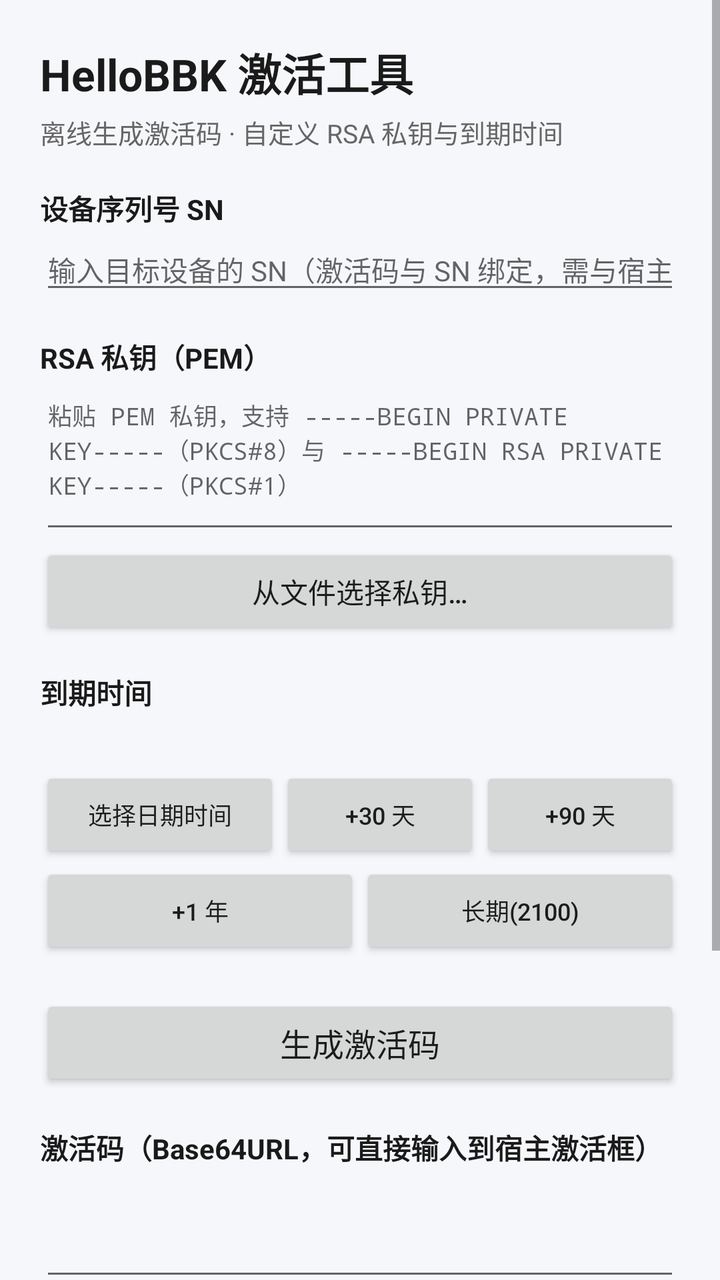
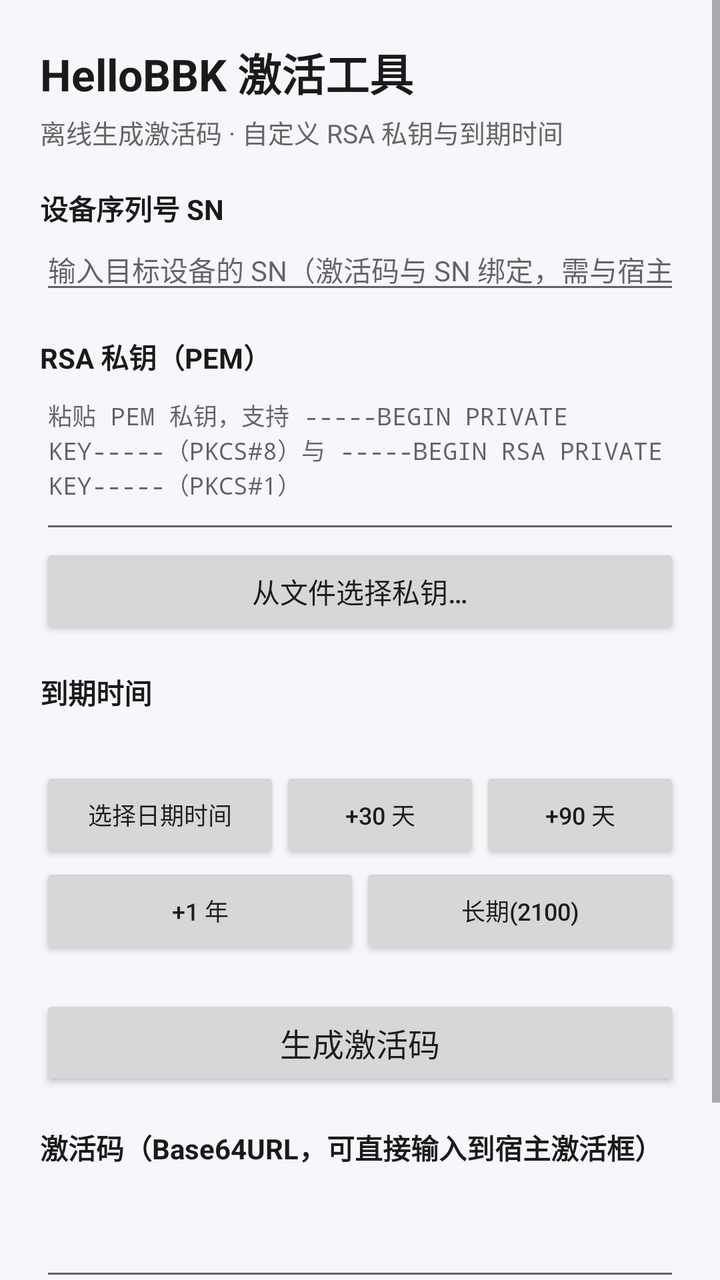

Before-and-after screenshots of an Android layout around one commit, followed by the original layout XML and the change that was made.
<!-- AndroidManifest.xml: application theme Theme.HelloBBK -->
<!-- res/layout/activity_main.xml -->
<?xml version="1.0" encoding="utf-8"?>
<ScrollView xmlns:android="http://schemas.android.com/apk/res/android"
    android:layout_width="match_parent"
    android:layout_height="match_parent"
    android:fillViewport="true">

    <LinearLayout
        android:layout_width="match_parent"
        android:layout_height="wrap_content"
        android:orientation="vertical"
        android:padding="20dp">

        <TextView
            android:layout_width="match_parent"
            android:layout_height="wrap_content"
            android:text="@string/app_name"
            android:textSize="22sp"
            android:textStyle="bold"
            android:textColor="@color/text_primary" />

        <TextView
            android:layout_width="match_parent"
            android:layout_height="wrap_content"
            android:text="@string/subtitle"
            android:textSize="13sp"
            android:textColor="@color/text_secondary"
            android:paddingTop="4dp"
            android:paddingBottom="18dp" />

        
        <TextView
            android:layout_width="match_parent"
            android:layout_height="wrap_content"
            android:text="@string/label_sn"
            android:textSize="14sp"
            android:textStyle="bold"
            android:textColor="@color/text_primary" />
        <EditText
            android:id="@+id/etSn"
            android:layout_width="match_parent"
            android:layout_height="wrap_content"
            android:hint="@string/hint_sn"
            android:inputType="text"
            android:textSize="14sp"
            android:maxLines="1" />

        
        <TextView
            android:layout_width="match_parent"
            android:layout_height="wrap_content"
            android:text="@string/label_key"
            android:textSize="14sp"
            android:textStyle="bold"
            android:textColor="@color/text_primary"
            android:paddingTop="16dp" />
        <EditText
            android:id="@+id/etKey"
            android:layout_width="match_parent"
            android:layout_height="wrap_content"
            android:hint="@string/hint_key"
            android:inputType="textMultiLine|textNoSuggestions"
            android:fontFamily="monospace"
            android:textSize="12sp"
            android:minLines="4"
            android:maxLines="9"
            android:gravity="top"
            android:scrollbars="vertical"
            />
        <Button
            android:id="@+id/btnLoadKey"
            android:layout_width="match_parent"
            android:layout_height="wrap_content"
            android:text="@string/btn_load_key"
            android:textAllCaps="false" />

        
        <TextView
            android:layout_width="match_parent"
            android:layout_height="wrap_content"
            android:text="@string/label_expire"
            android:textSize="14sp"
            android:textStyle="bold"
            android:textColor="@color/text_primary"
            android:paddingTop="16dp" />
        <TextView
            android:id="@+id/tvExpire"
            android:layout_width="match_parent"
            android:layout_height="wrap_content"
            android:textSize="14sp"
            android:textColor="@color/accent"
            android:paddingTop="2dp"
            android:paddingBottom="6dp" />
        <LinearLayout
            android:layout_width="match_parent"
            android:layout_height="wrap_content"
            android:orientation="horizontal">
            <Button android:id="@+id/btnPickTime" android:layout_width="0dp" android:layout_weight="1.2"
                android:layout_height="wrap_content" android:text="@string/btn_pick_time" android:textAllCaps="false" android:textSize="12sp" />
            <Button android:id="@+id/btnD30" android:layout_width="0dp" android:layout_weight="1"
                android:layout_height="wrap_content" android:text="@string/btn_d30" android:textAllCaps="false" android:textSize="12sp" />
            <Button android:id="@+id/btnD90" android:layout_width="0dp" android:layout_weight="1"
                android:layout_height="wrap_content" android:text="@string/btn_d90" android:textAllCaps="false" android:textSize="12sp" />
        </LinearLayout>
        <LinearLayout
            android:layout_width="match_parent"
            android:layout_height="wrap_content"
            android:orientation="horizontal">
            <Button android:id="@+id/btnD365" android:layout_width="0dp" android:layout_weight="1"
                android:layout_height="wrap_content" android:text="@string/btn_d365" android:textAllCaps="false" android:textSize="12sp" />
            <Button android:id="@+id/btnLong" android:layout_width="0dp" android:layout_weight="1"
                android:layout_height="wrap_content" android:text="@string/btn_long" android:textAllCaps="false" android:textSize="12sp" />
        </LinearLayout>

        <Button
            android:id="@+id/btnGenerate"
            android:layout_width="match_parent"
            android:layout_height="wrap_content"
            android:text="@string/btn_generate"
            android:textAllCaps="false"
            android:textSize="16sp"
            android:layout_marginTop="18dp" />

        
        <TextView
            android:layout_width="match_parent"
            android:layout_height="wrap_content"
            android:text="@string/label_result"
            android:textSize="14sp"
            android:textStyle="bold"
            android:textColor="@color/text_primary"
            android:paddingTop="18dp" />
        <EditText
            android:id="@+id/etResult"
            android:layout_width="match_parent"
            android:layout_height="wrap_content"
            android:inputType="textMultiLine|textNoSuggestions"
            android:fontFamily="monospace"
            android:textSize="12sp"
            android:minLines="3"
            android:maxLines="8"
            android:gravity="top"
            android:textIsSelectable="true"
            android:scrollbars="vertical"
            />
        <Button
            android:id="@+id/btnCopy"
            android:layout_width="match_parent"
            android:layout_height="wrap_content"
            android:text="@string/btn_copy"
            android:textAllCaps="false" />

        <TextView
            android:id="@+id/tvStatus"
            android:layout_width="match_parent"
            android:layout_height="wrap_content"
            android:textSize="13sp"
            android:textColor="@color/text_secondary"
            android:paddingTop="12dp" />

        <TextView
            android:layout_width="match_parent"
            android:layout_height="wrap_content"
            android:text="@string/note"
            android:textSize="12sp"
            android:textColor="@color/text_secondary"
            android:paddingTop="20dp"
            android:lineSpacingExtra="3dp" />

    </LinearLayout>
</ScrollView>
<!-- resources referenced by this layout -->
<resources>
  <color name="accent">#1677FF</color>
  <color name="text_primary">#1A1A1A</color>
  <color name="text_secondary">#666666</color>
  <string name="app_name">HelloBBK 激活工具</string>
  <string name="btn_copy">复制激活码</string>
  <string name="btn_d30">+30 天</string>
  <string name="btn_d365">+1 年</string>
  <string name="btn_d90">+90 天</string>
  <string name="btn_generate">生成激活码</string>
  <string name="btn_load_key">从文件选择私钥…</string>
  <string name="btn_long">长期(2100)</string>
  <string name="btn_pick_time">选择日期时间</string>
  <string name="hint_key">粘贴 PEM 私钥，支持 -----BEGIN PRIVATE KEY-----（PKCS#8）与 -----BEGIN RSA PRIVATE KEY-----（PKCS#1）</string>
  <string name="hint_sn">输入目标设备的 SN（激活码与 SN 绑定，需与宿主读取到的 SN 完全一致）</string>
  <string name="label_expire">到期时间</string>
  <string name="label_key">RSA 私钥（PEM）</string>
  <string name="label_result">激活码（Base64URL，可直接输入到宿主激活框）</string>
  <string name="label_sn">设备序列号 SN</string>
  <string name="note">重要：宿主采用「在线公钥验签」，当前公钥来自 share.weiyun.com/YtHW1ZPF（RSA-4096）。本工具生成的激活码只有在使用「与该公钥配对的私钥」时才能通过宿主验签；若填入其它私钥，请同步把对应公钥更新到该分享页。工具为纯离线运算，不联网、不上传任何密钥。</string>
  <string name="subtitle">离线生成激活码 · 自定义 RSA 私钥与到期时间</string>
  <style name="Theme.HelloBBK" parent="android:Theme.Material.Light.NoActionBar">
          <item name="android:windowBackground">@color/window_background</item>
          <item name="android:statusBarColor">@color/ic_launcher_background</item>
          <item name="android:windowLightStatusBar">true</item>
          <item name="android:colorAccent">@color/accent</item>
          <item name="android:navigationBarColor">@color/window_background</item>
      </style>
  <color name="window_background">#F6F7FB</color>
  <color name="ic_launcher_background">#FFFFFF</color>
</resources>

<!-- the commit's change to res/layout/activity_main.xml (unified diff, before → after) -->
@@ -157,14 +157,5 @@
             android:textColor="@color/text_secondary"
             android:paddingTop="12dp" />
 
-        <TextView
-            android:layout_width="match_parent"
-            android:layout_height="wrap_content"
-            android:text="@string/note"
-            android:textSize="12sp"
-            android:textColor="@color/text_secondary"
-            android:paddingTop="20dp"
-            android:lineSpacingExtra="3dp" />
-
     </LinearLayout>
 </ScrollView>
<!-- resource entries referenced after the edit -->
@@ -18,7 +18,6 @@
   <string name="label_key">RSA 私钥（PEM）</string>
   <string name="label_result">激活码（Base64URL，可直接输入到宿主激活框）</string>
   <string name="label_sn">设备序列号 SN</string>
-  <string name="note">重要：宿主采用「在线公钥验签」，当前公钥来自 share.weiyun.com/YtHW1ZPF（RSA-4096）。本工具生成的激活码只有在使用「与该公钥配对的私钥」时才能通过宿主验签；若填入其它私钥，请同步把对应公钥更新到该分享页。工具为纯离线运算，不联网、不上传任何密钥。</string>
   <string name="subtitle">离线生成激活码 · 自定义 RSA 私钥与到期时间</string>
   <style name="Theme.HelloBBK" parent="android:Theme.Material.Light.NoActionBar">
           <item name="android:windowBackground">@color/window_background</item>
